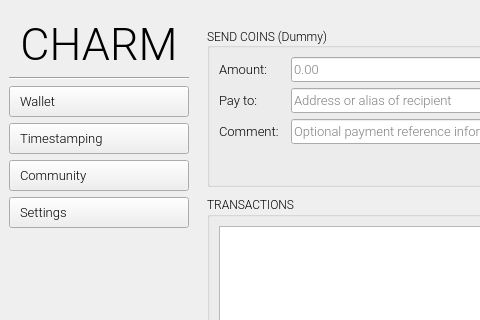
Above: app/ui/proto.ui from coblo/gui-demo before the change; both pictures show x 0 to 480 and y 0 to 320 of the 780 by 530 pixel window. Below: the same form after it.
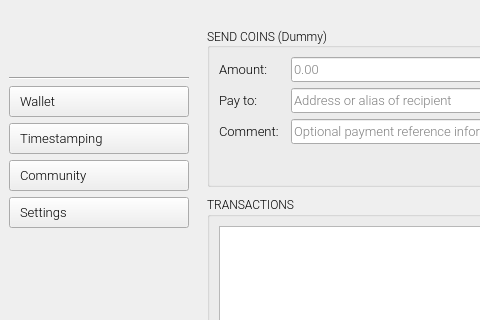
That is the form after the change. Icons and pictures are not drawn. Custom widgets are drawn as their Qt base class.

Commit message: Add new logo to main screen

What changed in the file:
```diff
--- a/app/ui/proto.ui
+++ b/app/ui/proto.ui
@@ -76,6 +76,9 @@
        </size>
       </property>
       <layout class="QVBoxLayout" name="verticalLayout_7">
+       <property name="spacing">
+        <number>6</number>
+       </property>
        <property name="leftMargin">
         <number>0</number>
        </property>
@@ -102,7 +105,10 @@
           <enum>QFrame::NoFrame</enum>
          </property>
          <property name="text">
-          <string>CHARM</string>
+          <string/>
+         </property>
+         <property name="pixmap">
+          <pixmap resource="resources.qrc">:/images/resources/wizard_logo.png</pixmap>
          </property>
          <property name="alignment">
           <set>Qt::AlignHCenter|Qt::AlignTop</set>
```
